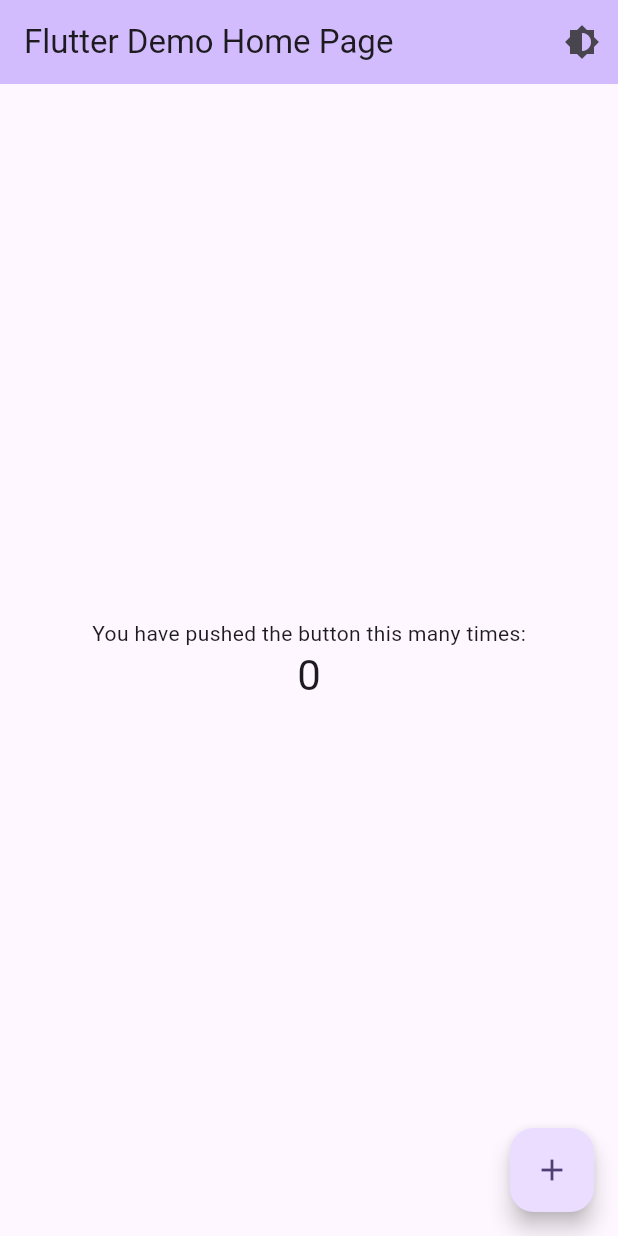
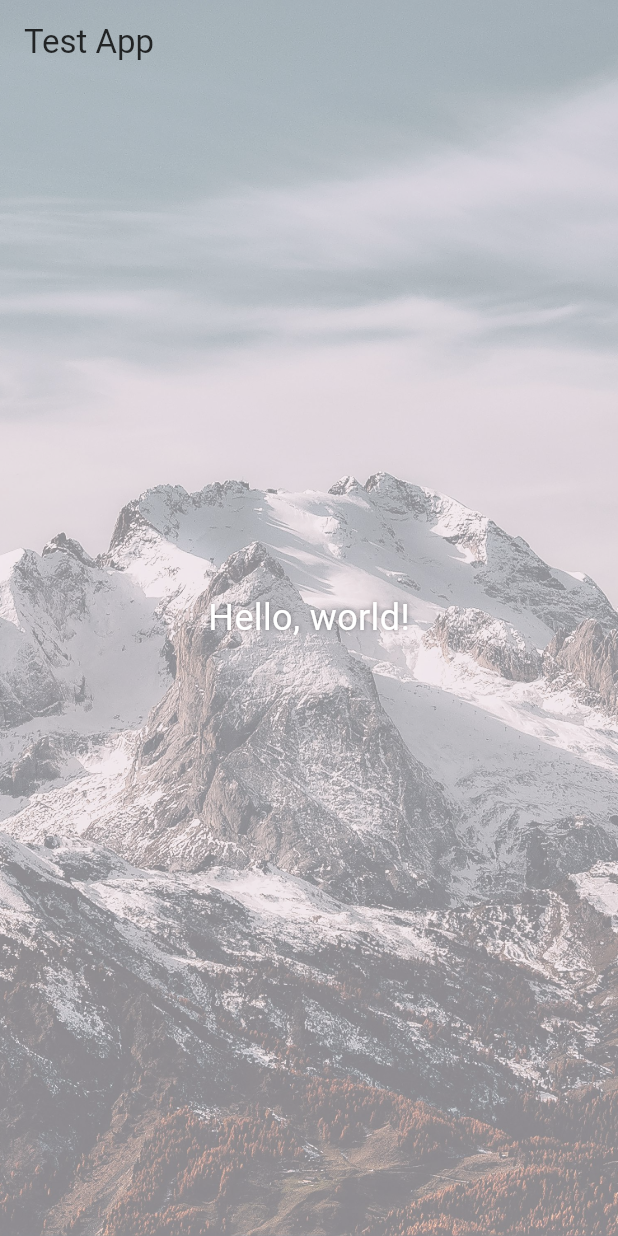
Before and after one commit to Daggerred/Flutter-learn, a Flutter app: the screen it shows after launch, on a phone screen of 412 x 824 dp. Run offline on Flutter 3.47's test engine with Material 3 defaults, Android fonts, the phone set to English and light mode, and no system bars.

Commit message:
Background Image test

```diff
--- a/lib/main.dart
+++ b/lib/main.dart
@@ -60,44 +60,54 @@
 }
 
 class _MyHomePageState extends State<MyHomePage> {
-  int _counter = 0;
+  // int _counter = 0;
 
-  void _incrementCounter() {
-    setState(() {
-      _counter++;
-    });
-  }
-
+  // void _incrementCounter() {
+  //   setState(() {
+  //     _counter++;
+  //   });
+  // }
 @override
 Widget build(BuildContext context) {
   return Scaffold(
+    // 1) Paint body behind the AppBar
+    extendBodyBehindAppBar: true,
     appBar: AppBar(
-        backgroundColor: Theme.of(context).colorScheme.inversePrimary,
-        title: Text(widget.title),
-        actions: [
-          IconButton(
-            icon: const Icon(Icons.brightness_6),
-            onPressed: widget.toggleTheme,
+      backgroundColor: Colors.transparent,
+      elevation: 0,
+      title: Text(
+        "Test App",
+        style: TextStyle(color: Colors.black.withOpacity(0.8)),
+      ),
+    ),
+    body: Stack(
+      children: [
+        // 2a) Full-screen background image with opacity
+        Positioned.fill(
+          child: Opacity(
+            opacity: 0.5, // adjust between 0.0–1.0
+            child: Image.asset(
+              'assets/images/pexels-eberhardgross-1366919.jpg',
+              fit: BoxFit.cover,
+            ),
+          ),
+        ),
+
+        // 2b) Your actual content goes here (e.g. other widgets)
+        //  For demo I’ll just center some text:
+        Center(
+          child: Text(
+            "Hello, world!",
+            style: TextStyle(
+              color: Colors.white,
+              fontSize: 24,
+              shadows: [Shadow(blurRadius: 4, color: Colors.black45)],
+            ),
+          ),
         ),
       ],
     ),
-      body: Center(
-        child: Column(
-          mainAxisAlignment: MainAxisAlignment.center,
-          children: <Widget>[
-            const Text('You have pushed the button this many times:'),
-            Text(
-              '$_counter',
-              style: Theme.of(context).textTheme.headlineMedium,
-            ),
-          ],
-        ),
-      ),
-      floatingActionButton: FloatingActionButton(
-        onPressed: _incrementCounter,
-        tooltip: 'Increment',
-        child: const Icon(Icons.add),
-      ),
   );
 }
+
 }
--- a/pubspec.yaml
+++ b/pubspec.yaml
@@ -58,8 +58,8 @@
   uses-material-design: true
 
   # To add assets to your application, add an assets section, like this:
-  # assets:
-  #   - images/a_dot_burr.jpeg
+  assets:
+    - assets/images/
   #   - images/a_dot_ham.jpeg
 
   # An image asset can refer to one or more resolution-specific "variants", see
```
Also changed, not shown: assets/images/pexels-eberhardgross-1366919.jpg (added). Lines whose indentation alone changed are shown as unchanged.
